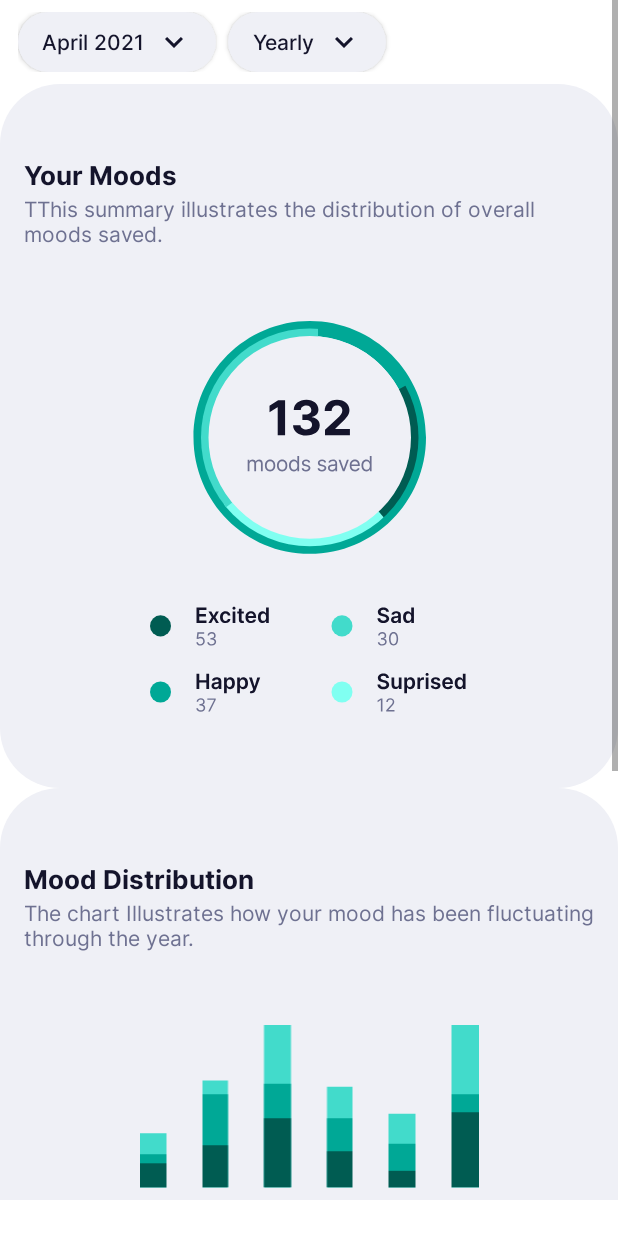
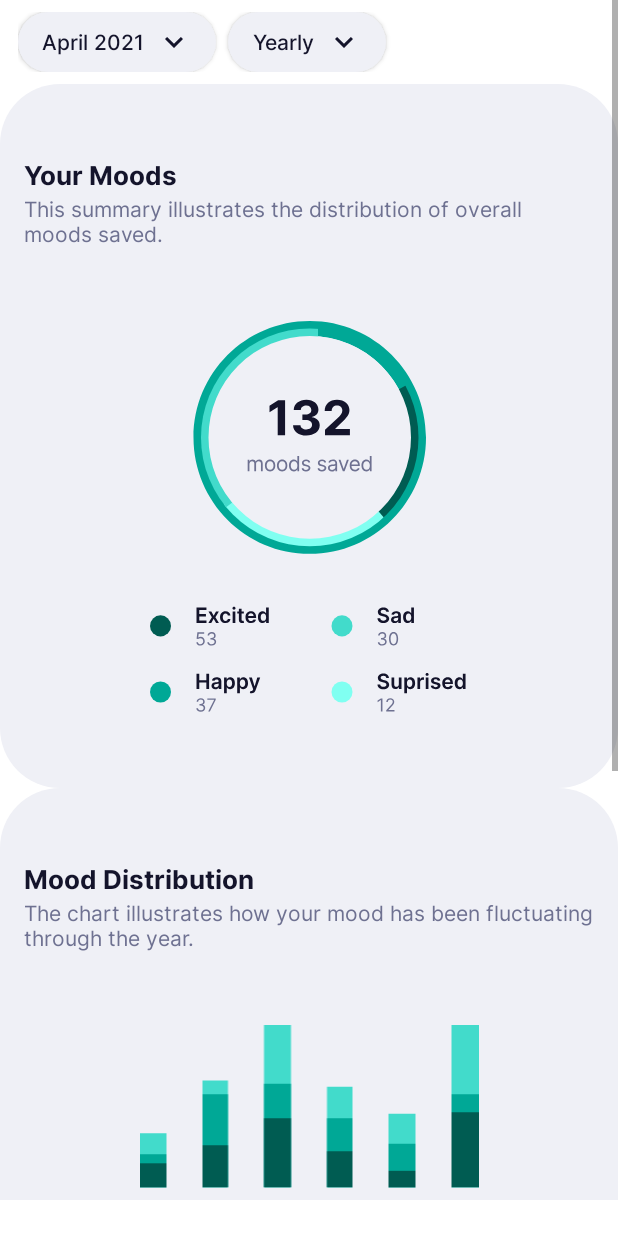
Before and after one commit to p-vhernandez/echoes-app, an Android app: the layout fragment_mood_tracker.xml on its own in the app's theme, with its tools: preview values and no code run, on a phone screen of 412 x 824 dp. Run offline under Robolectric (Android 15) with nearby library versions, the phone set to English and light mode, and no system bars.

Commit message:
fix typos

```diff
--- a/app/src/main/res/layout/fragment_mood_tracker.xml
+++ b/app/src/main/res/layout/fragment_mood_tracker.xml
@@ -72,7 +72,7 @@
                         android:layout_width="match_parent"
                         android:layout_height="wrap_content"
                         android:fontFamily="@font/inter_regular"
-                        android:text="TThis summary illustrates the distribution of overall moods saved."
+                        android:text="This summary illustrates the distribution of overall moods saved."
                         android:textColor="@color/label_gray"
                         android:textSize="14sp" />
 
@@ -112,7 +112,7 @@
                         android:layout_width="match_parent"
                         android:layout_height="wrap_content"
                         android:fontFamily="@font/inter_regular"
-                        android:text="The chart Illustrates how your mood has been fluctuating through the year."
+                        android:text="The chart illustrates how your mood has been fluctuating through the year."
                         android:textColor="@color/label_gray"
                         android:textSize="14sp" />
 
@@ -152,7 +152,7 @@
                         android:layout_width="match_parent"
                         android:layout_height="wrap_content"
                         android:fontFamily="@font/inter_regular"
-                        android:text="TThe chart Illustrates outstanding moments over a period of time."
+                        android:text="TThe chart illustrates outstanding moments over a period of time."
                         android:textColor="@color/label_gray"
                         android:textSize="14sp" />
 
```
